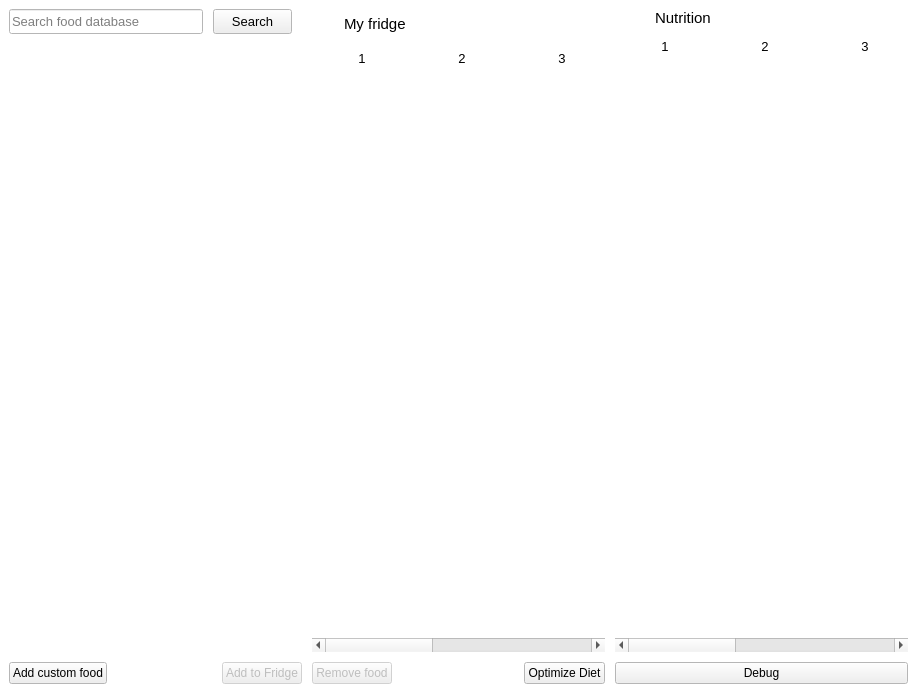
This is ui_mainwindow.ui in josh-minch/spartan as Qt 5 draws it before an edit. The edited form follows.
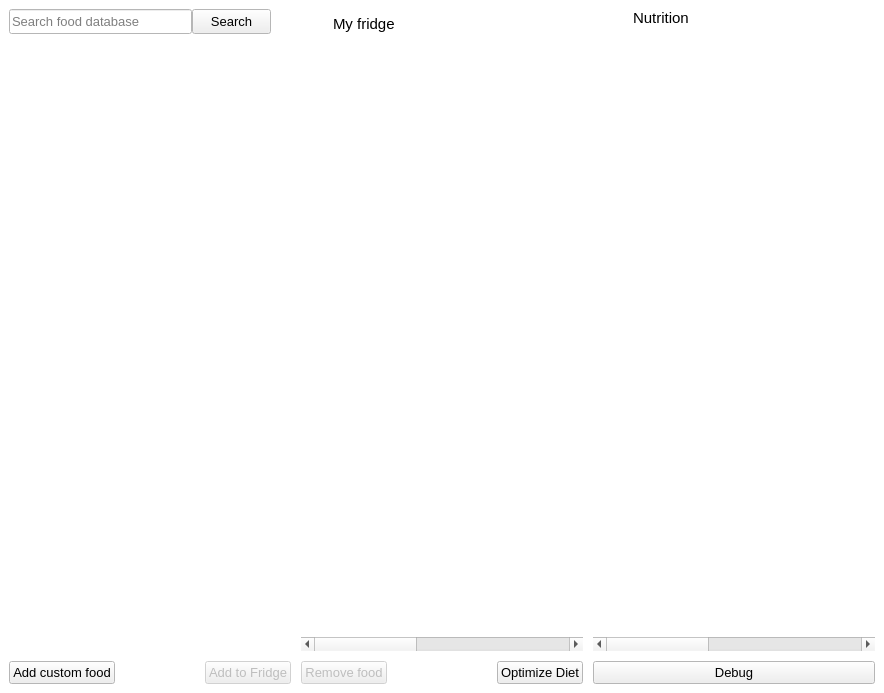
This is the edited form. Icons and pictures are not drawn. Custom widgets are drawn as their Qt base class.

Commit message: Change search result to view-model design

What changed in the file:
```diff
--- a/ui_mainwindow.ui
+++ b/ui_mainwindow.ui
@@ -6,7 +6,7 @@
    <rect>
     <x>0</x>
     <y>0</y>
-    <width>917</width>
+    <width>884</width>
     <height>693</height>
    </rect>
   </property>
@@ -81,11 +81,20 @@
      <layout class="QVBoxLayout" name="search_layout">
       <item>
        <layout class="QHBoxLayout" name="horizontalLayout_4">
+        <property name="spacing">
+         <number>0</number>
+        </property>
         <item>
          <widget class="QLineEdit" name="search_box">
+          <property name="sizePolicy">
+           <sizepolicy hsizetype="MinimumExpanding" vsizetype="Fixed">
+            <horstretch>0</horstretch>
+            <verstretch>0</verstretch>
+           </sizepolicy>
+          </property>
           <property name="minimumSize">
            <size>
-            <width>0</width>
+            <width>170</width>
             <height>25</height>
            </size>
           </property>
@@ -131,7 +140,7 @@
           </property>
           <property name="sizeHint" stdset="0">
            <size>
-            <width>10</width>
+            <width>20</width>
             <height>20</height>
            </size>
           </property>
@@ -140,28 +149,79 @@
        </layout>
       </item>
       <item>
-       <spacer name="verticalSpacer">
-        <property name="orientation">
-         <enum>Qt::Vertical</enum>
+       <widget class="QTableView" name="search_list">
+        <property name="palette">
+         <palette>
+          <active>
+           <colorrole role="Highlight">
+            <brush brushstyle="SolidPattern">
+             <color alpha="255">
+              <red>218</red>
+              <green>236</green>
+              <blue>249</blue>
+             </color>
+            </brush>
+           </colorrole>
+           <colorrole role="HighlightedText">
+            <brush brushstyle="SolidPattern">
+             <color alpha="255">
+              <red>0</red>
+              <green>0</green>
+              <blue>0</blue>
+             </color>
+            </brush>
+           </colorrole>
+          </active>
+          <inactive>
+           <colorrole role="Highlight">
+            <brush brushstyle="SolidPattern">
+             <color alpha="255">
+              <red>218</red>
+              <green>236</green>
+              <blue>249</blue>
+             </color>
+            </brush>
+           </colorrole>
+           <colorrole role="HighlightedText">
+            <brush brushstyle="SolidPattern">
+             <color alpha="255">
+              <red>0</red>
+              <green>0</green>
+              <blue>0</blue>
+             </color>
+            </brush>
+           </colorrole>
+          </inactive>
+          <disabled>
+           <colorrole role="Highlight">
+            <brush brushstyle="SolidPattern">
+             <color alpha="255">
+              <red>0</red>
+              <green>120</green>
+              <blue>215</blue>
+             </color>
+            </brush>
+           </colorrole>
+           <colorrole role="HighlightedText">
+            <brush brushstyle="SolidPattern">
+             <color alpha="255">
+              <red>0</red>
+              <green>0</green>
+              <blue>0</blue>
+             </color>
+            </brush>
+           </colorrole>
+          </disabled>
+         </palette>
         </property>
-        <property name="sizeType">
-         <enum>QSizePolicy::Fixed</enum>
-        </property>
-        <property name="sizeHint" stdset="0">
-         <size>
-          <width>20</width>
-          <height>15</height>
-         </size>
-        </property>
-       </spacer>
-      </item>
-      <item>
-       <widget class="QDeselectableListWidget" name="search_list">
         <property name="font">
          <font>
           <pointsize>10</pointsize>
          </font>
         </property>
+        <property name="styleSheet">
+         <string notr="true"/>
+        </property>
         <property name="frameShape">
          <enum>QFrame::NoFrame</enum>
         </property>
@@ -171,9 +231,21 @@
         <property name="alternatingRowColors">
          <bool>false</bool>
         </property>
+        <property name="showGrid">
+         <bool>false</bool>
+        </property>
         <property name="wordWrap">
          <bool>true</bool>
         </property>
+        <attribute name="horizontalHeaderVisible">
+         <bool>false</bool>
+        </attribute>
+        <attribute name="horizontalHeaderStretchLastSection">
+         <bool>true</bool>
+        </attribute>
+        <attribute name="verticalHeaderVisible">
+         <bool>false</bool>
+        </attribute>
        </widget>
       </item>
       <item>
@@ -183,6 +255,11 @@
           <property name="enabled">
            <bool>true</bool>
           </property>
+          <property name="font">
+           <font>
+            <pointsize>10</pointsize>
+           </font>
+          </property>
           <property name="text">
            <string>Add custom food</string>
           </property>
@@ -206,6 +283,11 @@
           <property name="enabled">
            <bool>false</bool>
           </property>
+          <property name="font">
+           <font>
+            <pointsize>10</pointsize>
+           </font>
+          </property>
           <property name="text">
            <string>Add to Fridge</string>
           </property>
@@ -372,7 +454,7 @@
          <number>5</number>
         </property>
         <attribute name="horizontalHeaderVisible">
-         <bool>true</bool>
+         <bool>false</bool>
         </attribute>
         <attribute name="horizontalHeaderCascadingSectionResizes">
          <bool>false</bool>
@@ -413,6 +495,11 @@
           <property name="enabled">
            <bool>false</bool>
           </property>
+          <property name="font">
+           <font>
+            <pointsize>10</pointsize>
+           </font>
+          </property>
           <property name="text">
            <string>Remove food</string>
           </property>
@@ -420,6 +507,11 @@
         </item>
         <item row="0" column="2">
          <widget class="QPushButton" name="optimize_btn">
+          <property name="font">
+           <font>
+            <pointsize>10</pointsize>
+           </font>
+          </property>
           <property name="styleSheet">
            <string notr="true"/>
           </property>
@@ -442,6 +534,11 @@
           <verstretch>0</verstretch>
          </sizepolicy>
         </property>
+        <property name="font">
+         <font>
+          <pointsize>10</pointsize>
+         </font>
+        </property>
         <property name="text">
          <string>Debug</string>
         </property>
@@ -576,6 +673,9 @@
         <property name="columnCount">
          <number>5</number>
         </property>
+        <attribute name="horizontalHeaderVisible">
+         <bool>false</bool>
+        </attribute>
         <attribute name="horizontalHeaderCascadingSectionResizes">
          <bool>false</bool>
         </attribute>
@@ -616,11 +716,6 @@
   </action>
  </widget>
  <customwidgets>
-  <customwidget>
-   <class>QDeselectableListWidget</class>
-   <extends>QListWidget</extends>
-   <header>qdeselectable_list_widget.h</header>
-  </customwidget>
   <customwidget>
    <class>QDeselectableTableWidget</class>
    <extends>QTableWidget</extends>
```
Left out of the diff: 4 changed lines with no effect on the pictures. The commit also changes 3 other files.
